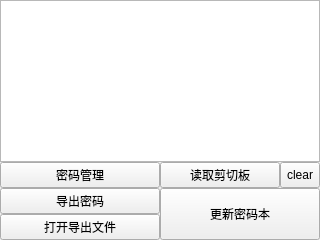
This is components/page_password/res/page_password.ui in PPJUST/OnlyUnzip as Qt 5 draws it before an edit. The edited form follows.
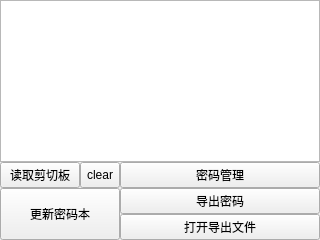
This is the edited form.

Commit message: 优化：调整密码页ui位置

The edit to the form file:
```diff
--- a/components/page_password/res/page_password.ui
+++ b/components/page_password/res/page_password.ui
@@ -33,32 +33,7 @@
     <widget class="QPlainTextEdit" name="plainTextEdit_password"/>
    </item>
    <item>
-    <layout class="QHBoxLayout" name="horizontalLayout" stretch="1,1">
-     <item>
-      <layout class="QVBoxLayout" name="verticalLayout">
-       <item>
-        <widget class="QPushButton" name="pushButton_password_details">
-         <property name="text">
-          <string>密码管理</string>
-         </property>
-        </widget>
-       </item>
-       <item>
-        <widget class="QPushButton" name="pushButton_output">
-         <property name="text">
-          <string>导出密码</string>
-         </property>
-        </widget>
-       </item>
-       <item>
-        <widget class="QPushButton" name="pushButton_open">
-         <property name="text">
-          <string>打开导出文件</string>
-         </property>
-        </widget>
-       </item>
-      </layout>
-     </item>
+    <layout class="QHBoxLayout" name="horizontalLayout" stretch="0,1">
      <item>
       <layout class="QVBoxLayout" name="verticalLayout_3" stretch="0,1">
        <item>
@@ -103,6 +78,31 @@
        </item>
       </layout>
      </item>
+     <item>
+      <layout class="QVBoxLayout" name="verticalLayout">
+       <item>
+        <widget class="QPushButton" name="pushButton_password_details">
+         <property name="text">
+          <string>密码管理</string>
+         </property>
+        </widget>
+       </item>
+       <item>
+        <widget class="QPushButton" name="pushButton_output">
+         <property name="text">
+          <string>导出密码</string>
+         </property>
+        </widget>
+       </item>
+       <item>
+        <widget class="QPushButton" name="pushButton_open">
+         <property name="text">
+          <string>打开导出文件</string>
+         </property>
+        </widget>
+       </item>
+      </layout>
+     </item>
     </layout>
    </item>
   </layout>
```
The commit also changes 5 other files.
